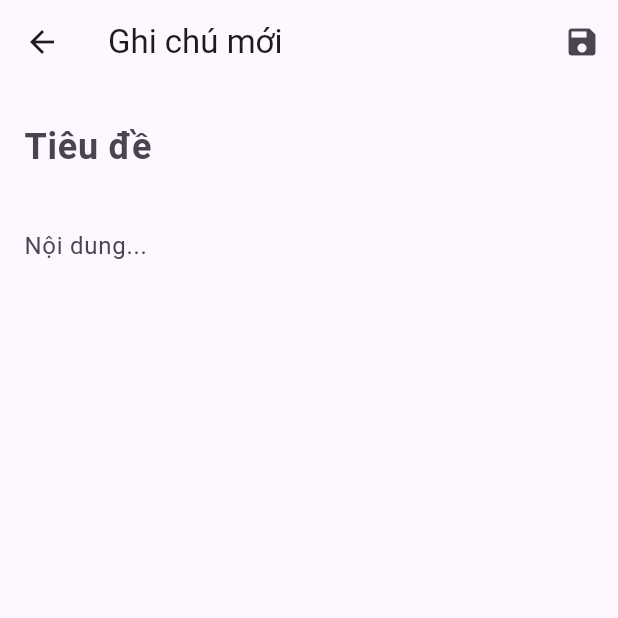
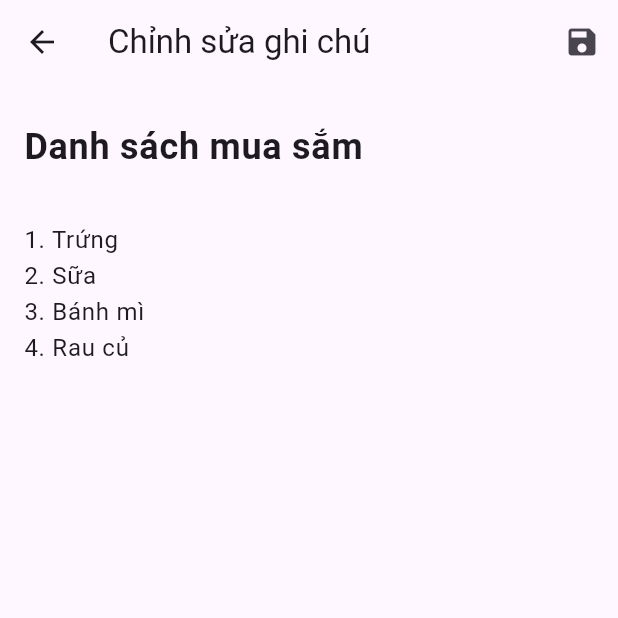
Before and after one commit to thanhtohieu/2025_LTTBDD_N02_Nhom_8, a Flutter app: the screen it shows after launch, after a tap on "Danh sách mua sắm", on a phone screen of 412 x 824 dp, the top half of it. Run offline on Flutter 3.47's test engine with Material 3 defaults, Android fonts, the phone set to English and light mode, and no system bars.

Commit message:
sua lai giao dien ghi chu

```diff
--- a/lib/main.dart
+++ b/lib/main.dart
@@ -91,7 +91,7 @@ class NotesListScreen extends StatelessWidget {
           context,
           MaterialPageRoute(
             builder: (context) =>
-                const NoteEditorScreen(),
+                NoteEditorScreen(note: note),
           ),
         );
       },
--- a/lib/node_editor_screen.dart
+++ b/lib/node_editor_screen.dart
@@ -1,19 +1,65 @@
-// lib/note_editor_screen.dart
 import 'package:flutter/material.dart';
+import 'node_model.dart'; // <-- 1. Import model của bạn
 
-class NoteEditorScreen extends StatelessWidget {
-  const NoteEditorScreen({super.key});
+// 2. Chuyển từ StatelessWidget sang StatefulWidget
+class NoteEditorScreen extends StatefulWidget {
+  // 3. Thêm biến để nhận ghi chú (có thể null nếu là tạo mới)
+  final Note? note;
+
+  // 4. Cập nhật hàm tạo để nhận 'note'
+  const NoteEditorScreen({super.key, this.note});
+
+  @override
+  State<NoteEditorScreen> createState() =>
+      _NoteEditorScreenState();
+}
+
+class _NoteEditorScreenState
+    extends State<NoteEditorScreen> {
+  // 5. Khai báo các Controller để quản lý text
+  late TextEditingController _titleController;
+  late TextEditingController _contentController;
+
+  @override
+  void initState() {
+    super.initState();
+    // 6. Khởi tạo controller với dữ liệu
+    //    - Nếu widget.note tồn tại (chỉnh sửa), lấy title/content của nó
+    //    - Nếu null (tạo mới), dùng chuỗi rỗng ''
+    _titleController = TextEditingController(
+      text: widget.note?.title ?? '',
+    );
+    _contentController = TextEditingController(
+      text: widget.note?.content ?? '',
+    );
+  }
+
+  @override
+  void dispose() {
+    // 7. Hủy controller để tránh rò rỉ bộ nhớ
+    _titleController.dispose();
+    _contentController.dispose();
+    super.dispose();
+  }
 
   @override
   Widget build(BuildContext context) {
     return Scaffold(
       appBar: AppBar(
-        title: const Text('Ghi chú mới'),
+        // 8. Đặt tiêu đề động
+        title: Text(
+          widget.note == null
+              ? 'Ghi chú mới'
+              : 'Chỉnh sửa ghi chú',
+        ),
         actions: [
           IconButton(
             icon: const Icon(Icons.save),
             onPressed: () {
               // TODO: Implement save functionality
+              // Bạn có thể lấy text từ:
+              // final title = _titleController.text;
+              // final content = _contentController.text;
               Navigator.pop(
                 context,
               ); // Quay lại màn hình trước
@@ -28,12 +74,14 @@ class NoteEditorScreen extends StatelessWidget {
           children: [
             // Ô nhập tiêu đề
             TextField(
-              decoration: InputDecoration(
+              controller:
+                  _titleController, // <-- 9. Gán controller
+              decoration: const InputDecoration(
                 hintText: 'Tiêu đề',
                 border: InputBorder
                     .none, // Bỏ đường viền
               ),
-              style: TextStyle(
+              style: const TextStyle(
                 fontSize: 24.0,
                 fontWeight: FontWeight.bold,
               ),
@@ -42,7 +90,9 @@ class NoteEditorScreen extends StatelessWidget {
             // Ô nhập nội dung
             Expanded(
               child: TextField(
-                decoration: InputDecoration(
+                controller:
+                    _contentController, // <-- 10. Gán controller
+                decoration: const InputDecoration(
                   hintText: 'Nội dung...',
                   border: InputBorder.none,
                 ),
```
